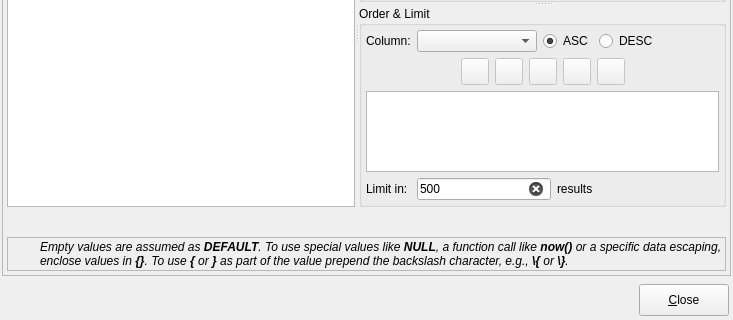
The window that libpgmodeler_ui/ui/datamanipulationform.ui (pgmodeler/pgmodeler) describes before a commit, drawn with Qt 5; both pictures show x 0 to 733 and y 240 to 560 of the 733 by 560 pixel window.
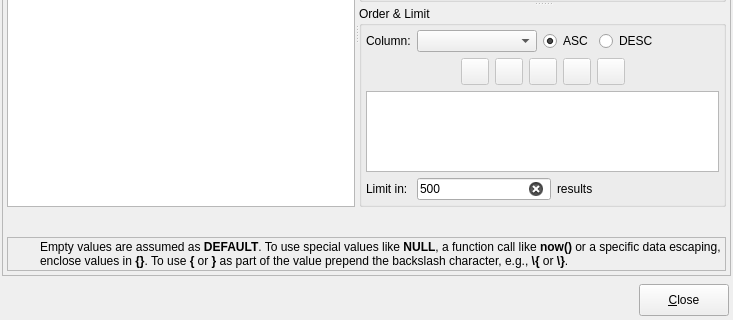
The same window after the commit. Icons and pictures are not drawn.

```diff
--- a/libpgmodeler_ui/ui/datamanipulationform.ui
+++ b/libpgmodeler_ui/ui/datamanipulationform.ui
@@ -320,7 +320,6 @@
            <property name="font">
             <font>
              <weight>50</weight>
-             <italic>true</italic>
              <bold>false</bold>
              <underline>false</underline>
              <strikeout>false</strikeout>
```
Left out of the diff: 2 changed lines with no effect on the pictures.
